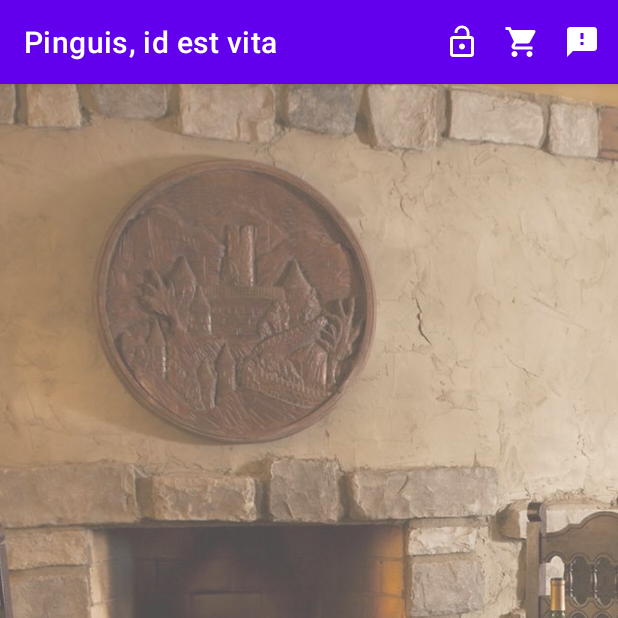
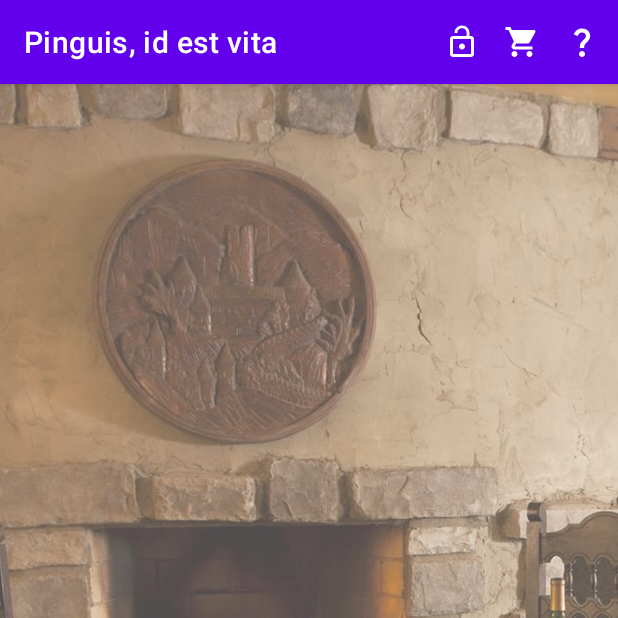
Before and after one commit to psurre/AndroidERestaurant, an Android app: the BasketActivity screen opened directly, with no data from a screen before it, on a phone screen of 412 x 824 dp, the top half of it. Run offline under Robolectric (Android 15) with nearby library versions, the phone set to English and light mode, and no system bars; our stand-ins replace Volley; network calls fail; 3 statements that could not run were skipped.

Commit message:
Corrections de bug

```diff
--- a/app/src/main/java/fr/isen/surre/androiderestaurant/BasketActivity.kt
+++ b/app/src/main/java/fr/isen/surre/androiderestaurant/BasketActivity.kt
@@ -4,6 +4,7 @@ import android.content.Intent
 import androidx.appcompat.app.AppCompatActivity
 import android.os.Bundle
 import android.util.Log
+import android.view.View
 import androidx.recyclerview.widget.LinearLayoutManager
 import androidx.recyclerview.widget.RecyclerView
 import fr.isen.surre.androiderestaurant.databinding.ActivityBasketBinding
@@ -37,6 +38,7 @@ class BasketActivity : OptionsMenuActivity() {
 
         bindingBasketActivity.btnPay.setOnClickListener {
             if (checkConn(this)){
+                bindingBasketActivity.pgbPay.visibility = View.VISIBLE
                 // L'utilisateur est connecté -> on peut passer la commande
                 val changePage = Intent (this, ProcessOrderActivity::class.java)
                 changePage.putExtra(BASKETKEY, basket)
@@ -46,6 +48,12 @@ class BasketActivity : OptionsMenuActivity() {
                 startActivity(changePage)
             }
         }
+    }
+
+    override fun onResume() {
+        super.onResume()
+        // Rechargement du panier
+        basketInit()
     }
 
     private fun onListItemClick(basketItem: DataBasketItem) {
@@ -59,6 +67,7 @@ class BasketActivity : OptionsMenuActivity() {
         showSnackbar(message, bindingBasketActivity.root)
     }
 
+
     private fun basketInit(){
         // Initialisation du recyclerView
         val recyclerView: RecyclerView = bindingBasketActivity.rcvBasket
@@ -69,6 +78,7 @@ class BasketActivity : OptionsMenuActivity() {
         if (getBasketQty(this).toInt() == 0){
             startActivity(Intent(this, MainActivity::class.java))
         }
+        bindingBasketActivity.pgbPay.visibility = View.GONE
     }
 
     private fun deleteDishInBasket (basketItem: DataBasketItem){
--- a/app/src/main/java/fr/isen/surre/androiderestaurant/CategoryActivity.kt
+++ b/app/src/main/java/fr/isen/surre/androiderestaurant/CategoryActivity.kt
@@ -87,7 +87,7 @@ class CategoryActivity : OptionsMenuActivity() {
                 // Affichage de la ProgressBar
                 bindingDetAct.progressLoader.visibility = View.VISIBLE
                 // On met en pause 1s juste pour voir le loader tourner :)
-                Thread.sleep(1000L)
+                Thread.sleep(500L)
                 // Le résultat est parsé et envoyé dans la classe de DataModel
                 dishModel = Gson().fromJson(response.toString(), DataModel::class.java)
                 showDishes(txtCetegory, dishModel)
--- /dev/null
+++ b/app/src/main/res/drawable/ic_question.xml
@@ -0,0 +1,5 @@
+<vector android:height="24dp" android:tint="#FFFFFF"
+    android:viewportHeight="24" android:viewportWidth="24"
+    android:width="24dp" xmlns:android="http://schemas.android.com/apk/res/android">
+    <path android:fillColor="@android:color/white" android:pathData="M11.07,12.85c0.77,-1.39 2.25,-2.21 3.11,-3.44c0.91,-1.29 0.4,-3.7 -2.18,-3.7c-1.69,0 -2.52,1.28 -2.87,2.34L6.54,6.96C7.25,4.83 9.18,3 11.99,3c2.35,0 3.96,1.07 4.78,2.41c0.7,1.15 1.11,3.3 0.03,4.9c-1.2,1.77 -2.35,2.31 -2.97,3.45c-0.25,0.46 -0.35,0.76 -0.35,2.24h-2.89C10.58,15.22 10.46,13.95 11.07,12.85zM14,20c0,1.1 -0.9,2 -2,2s-2,-0.9 -2,-2c0,-1.1 0.9,-2 2,-2S14,18.9 14,20z"/>
+</vector>
--- a/app/src/main/res/layout/activity_basket.xml
+++ b/app/src/main/res/layout/activity_basket.xml
@@ -18,6 +18,17 @@
         app:layout_constraintStart_toStartOf="parent"
         app:layout_constraintTop_toTopOf="parent"
         app:srcCompat="@drawable/android_tavern_r" />
+
+    <ProgressBar
+        android:id="@+id/pgbPay"
+        style="?android:attr/progressBarStyle"
+        android:layout_width="wrap_content"
+        android:layout_height="wrap_content"
+        android:visibility="gone"
+        app:layout_constraintBottom_toBottomOf="@+id/imgBackBasket"
+        app:layout_constraintEnd_toEndOf="parent"
+        app:layout_constraintStart_toStartOf="parent"
+        app:layout_constraintTop_toTopOf="parent" />
 
     <Button
         android:id="@+id/btnPay"
--- a/app/src/main/res/menu/menu_main.xml
+++ b/app/src/main/res/menu/menu_main.xml
@@ -13,6 +13,6 @@
     <item
         android:id="@+id/itemAbout"
         android:title="Basket"
-        android:icon="@drawable/ic_baseline_question"
+        android:icon="@drawable/ic_question"
         app:showAsAction="always"/>
 </menu>
--- a/app/src/main/res/values/strings.xml
+++ b/app/src/main/res/values/strings.xml
@@ -33,7 +33,7 @@
     <string name="project_email">Email</string>
     <string name="project_regpass">Mot de passe</string>
     <string name="project_register">S\'enregistrer</string>
-    <string name="project_txtregister">Créez votre compte</string>
+    <string name="project_txtregister">Pas de compte ? Créez en un !</string>
     <string name="project_home">Retourner à l\'accueil</string>
     <string name="project_orderTreatment">Commande en cours de traitement ...</string>
     <string name="project_orderFinish">Commande traitée !</string>
```
Also changed, not shown: app/src/main/java/fr/isen/surre/androiderestaurant/RegisterFragment.kt (+78 -31 lines), app/src/main/java/fr/isen/surre/androiderestaurant/ToolboxClass.kt (+18 -0 lines), app/src/main/res/layout/activity_dish.xml (+6 -2 lines).
